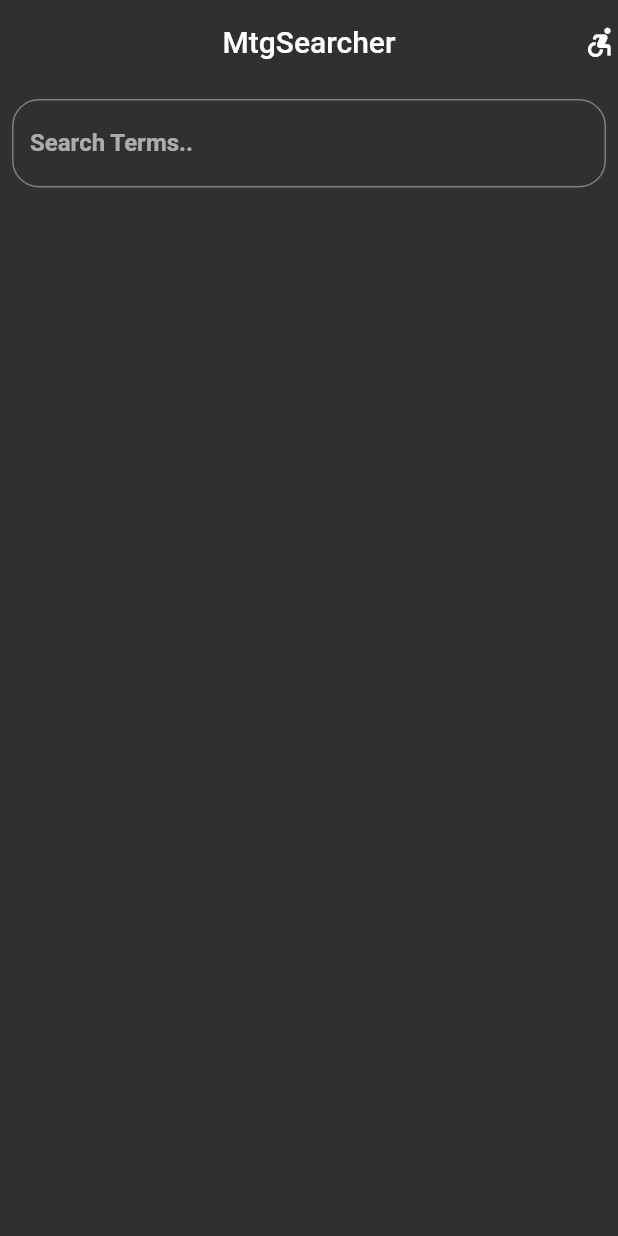
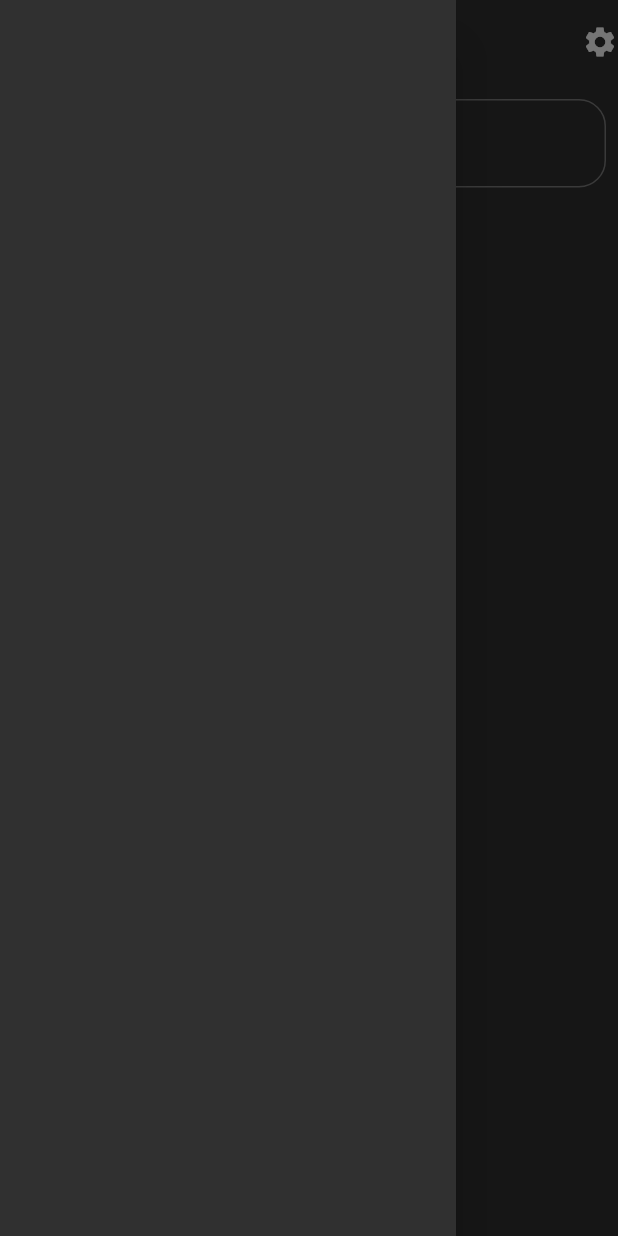
Before and after one commit to Jaofranca/MtgSearcher, a Flutter app: the screen it shows after launch, with the side drawer open (before the commit the screen has no drawer), on a phone screen of 412 x 824 dp. Run offline on Flutter 3.47's test engine with Material 2 defaults, Android fonts, the light colour scheme and no system bars.

Commit message:
minor changes

```diff
--- a/lib/Screens/HomeScreen.dart
+++ b/lib/Screens/HomeScreen.dart
@@ -1,4 +1,5 @@
 import 'package:MtgSearcher/Networking/NetworkHelper.dart';
+import 'package:MtgSearcher/Utilities/Checkboxutilitaries.dart';
 import 'package:MtgSearcher/Widgets/MagicCard.dart';
 import 'package:flutter/material.dart';
 
@@ -10,19 +11,27 @@ class HomeScreen extends StatefulWidget {
 }
 
 class _HomeScreenState extends State<HomeScreen> {
-  bool _algo = false;
+  CheckboxUtilitaries check = CheckboxUtilitaries();
+
   var cards = <MagicCard>[];
   var _textController = TextEditingController();
-
+  bool algo = false;
   void search() async {
     cards = await NetworkHelper.getData(_textController.text);
     setState(() {});
   }
 
   @override
+  void initState() {
+    super.initState();
+    check.isChecked = List<bool>.filled(check.checkboxtitle.length, false);
+  }
+
+  @override
   Widget build(BuildContext context) {
     return SafeArea(
       child: Scaffold(
+        drawer: Drawer(),
         appBar: AppBar(
           actions: [
             GestureDetector(
@@ -30,28 +39,35 @@ class _HomeScreenState extends State<HomeScreen> {
                   showDialog(
                     context: context,
                     builder: (_) => AlertDialog(
-                    title: Text("eae mano"),
-                    actions: [
-                      CheckboxListTile(
-                          title: Text("eae"),
-                          value: _algo,
+                      title: Text("Tipos de Busca"),
+                      content: ListView.builder(
+                        itemCount: check.checkboxtitle.length,
+                        itemBuilder: (context, index) {
+                          return CheckboxListTile(
+                              controlAffinity: ListTileControlAffinity.leading,
+                              title: Text(check.checkboxtitle[index]),
+                              value: check.isChecked[index],
                               onChanged: (bool value) {
                                 setState(() {
-                              _algo = true;
+                                  check.isChecked[index] = value;
+                                  print(check.isChecked[index]);
                                 });
-                          })
-                    ],
+                              });
+                        },
+                      ),
                     ),
                     barrierDismissible: true,
                   );
                 },
-              child: Icon(Icons.accessible_forward),
-            )
+                child: Icon(Icons.settings))
           ],
           elevation: 0,
           backgroundColor: ThemeData.dark().scaffoldBackgroundColor,
           centerTitle: true,
-          title: Text("MtgSearcher"),
+          title: Text(
+            "MTG Searcher",
+            style: TextStyle(fontSize: 20, fontWeight: FontWeight.w700),
+          ),
         ),
         body: Padding(
           padding: EdgeInsets.fromLTRB(8, 10, 8, 0),
@@ -72,9 +88,6 @@ class _HomeScreenState extends State<HomeScreen> {
                   ),
                 ),
                 controller: _textController,
-                /*onChanged: (text) {
-                    search();
-                  },*/
                 onSubmitted: (text) {
                   search();
                 },
@@ -102,3 +115,13 @@ class _HomeScreenState extends State<HomeScreen> {
 }
 
 //#c2c2c2
+
+/*CheckboxListTile(
+                        title: Text("Specific name"),
+                        value: algo,
+                        onChanged: (bool value) {
+                          setState(() {
+                            algo = value;
+                          });
+                        },
+                      ),*/
--- /dev/null
+++ b/lib/Utilities/Checkboxutilitaries.dart
@@ -0,0 +1,9 @@
+import 'package:flutter/material.dart';
+
+class CheckboxUtilitaries {
+  List<String> checkboxtitle = [
+    "Nome específico",
+    "nome estrangeiro",
+  ];
+  List<bool> isChecked;
+}
```
Lines whose indentation alone changed are shown as unchanged.
